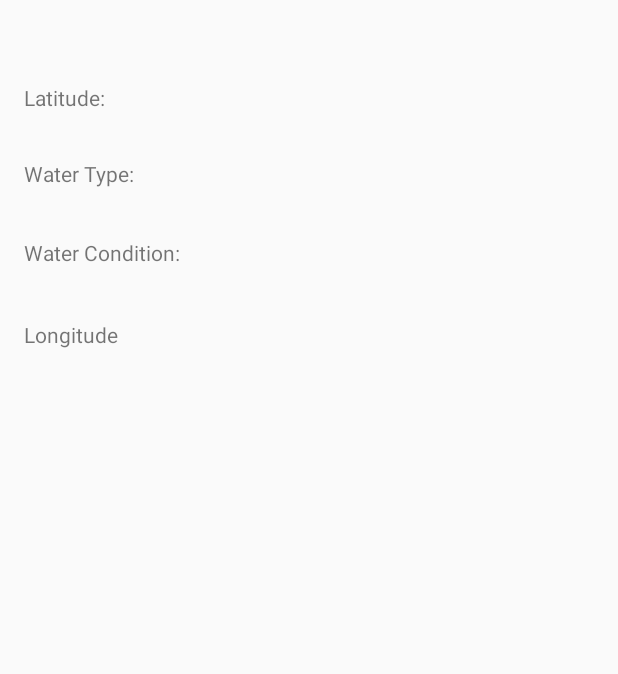
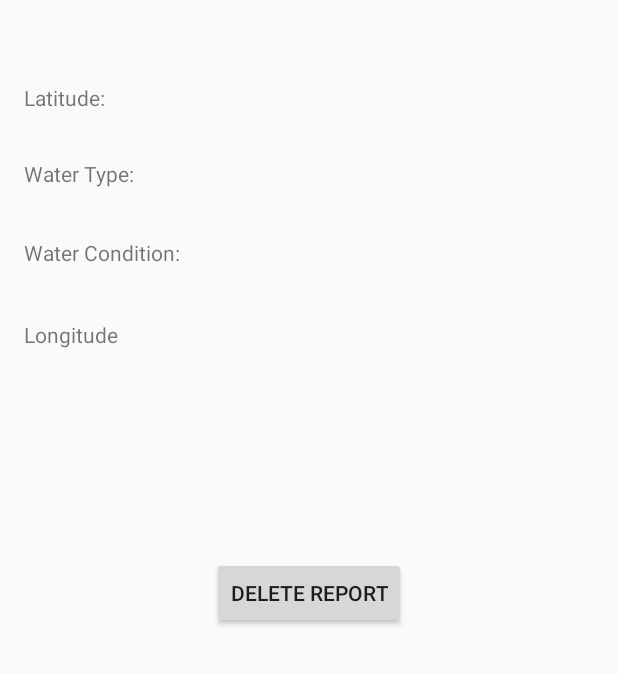
Before and after one commit to OmarB97/TeamHighKey25, an Android app: the UserReportViewSpecific screen opened directly, with no data from a screen before it, on a phone screen of 412 x 824 dp, the part 562-1236 px from its top. Run offline under Robolectric (Android 15) with nearby library versions, the phone set to English and light mode, and no system bars; 6 statements that could not run were skipped.

Commit message:
Manager can now delete reports

```diff
--- a/#Thirsty/app/src/main/java/com/example/user/thirsty/UserReportView.java
+++ b/#Thirsty/app/src/main/java/com/example/user/thirsty/UserReportView.java
@@ -83,6 +83,7 @@ public class UserReportView extends AppCompatActivity {
             public void onItemClick(AdapterView<?> parent, View viewClicked, int position, long id) {
                 Intent i = new Intent(UserReportView.this, UserReportViewSpecific.class);
                 i.putExtra("RepNumber", position);
+                i.putExtra("Username", getIntent().getStringExtra("Username"));
                 startActivity(i);
             }
         });
--- a/#Thirsty/app/src/main/java/com/example/user/thirsty/WaterSourceReportList.java
+++ b/#Thirsty/app/src/main/java/com/example/user/thirsty/WaterSourceReportList.java
@@ -32,7 +32,7 @@ public class WaterSourceReportList {
      * @param reportNumber the index of the report to be removed
      */
     public static void removeReport(int reportNumber) {
-        sourceReportList.remove(reportNumber - 1);
+        sourceReportList.remove(reportNumber);
     }
 
 
--- a/#Thirsty/app/src/main/res/layout/activity_user_report_view_specific.xml
+++ b/#Thirsty/app/src/main/res/layout/activity_user_report_view_specific.xml
@@ -104,4 +104,14 @@
         android:layout_alignBottom="@+id/textView15"
         android:layout_toEndOf="@+id/textView22" />
 
+    <Button
+        android:id="@+id/delete"
+        android:layout_width="wrap_content"
+        android:layout_height="wrap_content"
+        android:layout_alignParentBottom="true"
+        android:layout_centerHorizontal="true"
+        android:layout_marginBottom="14dp"
+        android:onClick="onButtonClick"
+        android:text="Delete Report" />
+
 </RelativeLayout>
```
Also changed, not shown: #Thirsty/app/src/main/java/com/example/user/thirsty/PurityReportViewSpecific.java (+23 -0 lines), #Thirsty/app/src/main/java/com/example/user/thirsty/UserReportViewSpecific.java (+23 -0 lines), #Thirsty/app/src/main/res/layout/activity_purity_report_view_specific.xml (+8 -0 lines), 11 other files.
